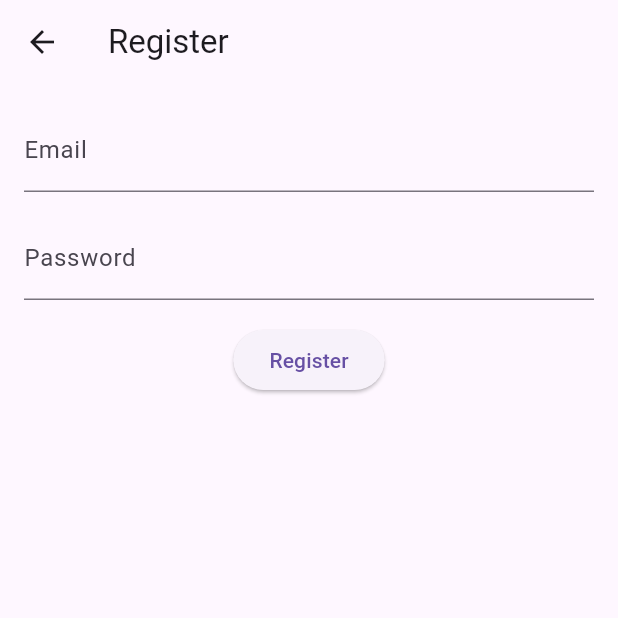
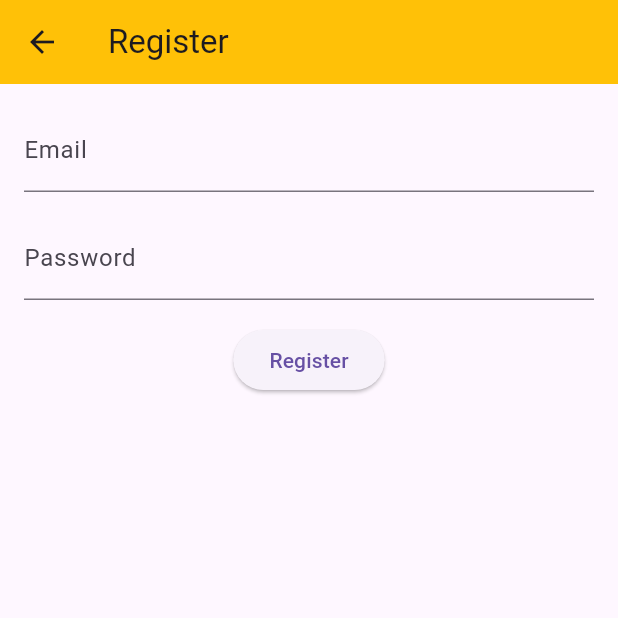
Before and after one commit to xtul9/notes, a Flutter app: the screen it shows after launch, after a tap on "Register", on a phone screen of 412 x 824 dp, the top half of it. Run offline on Flutter 3.47's test engine with Material 3 defaults, Android fonts, the phone set to English and light mode, and no system bars; our stand-ins replace cloud_firestore, firebase_auth, firebase_core; accounts and stored records are empty; network calls fail.

Commit message:
theme tweaks

```diff
--- a/lib/auth/login_screen.dart
+++ b/lib/auth/login_screen.dart
@@ -32,6 +32,7 @@ class LoginScreen extends StatelessWidget {
       textDirection: TextDirection.ltr,
       child: Scaffold(
         appBar: AppBar(
+          backgroundColor: Colors.amber,
           title: Text(AppLocalizations.of(context)!.login),
         ),
         body: Center(
--- a/lib/auth/register_screen.dart
+++ b/lib/auth/register_screen.dart
@@ -55,6 +55,7 @@ class RegisterScreen extends StatelessWidget {
   Widget build(BuildContext context) {
     return Scaffold(
       appBar: AppBar(
+        backgroundColor: Colors.amber,
         title: Text(AppLocalizations.of(context)!.register),
       ),
       body: Padding(
--- a/lib/home/home_screen.dart
+++ b/lib/home/home_screen.dart
@@ -156,16 +156,16 @@ class _HomeScreenState extends State<HomeScreen> {
   Widget build(BuildContext context) {
     return Scaffold(
       appBar: AppBar(
-        backgroundColor: Theme.of(context).colorScheme.primary,
+        backgroundColor: Colors.amber,
         title: Text(AppLocalizations.of(context)!.notes),
         actions: <Widget>[
           IconButton(
-            icon: const Icon(Icons.delete, color: Colors.white),
+            icon: const Icon(Icons.delete),
             onPressed: _clearNotes,
             tooltip: AppLocalizations.of(context)!.clearNotes,
           ),
           IconButton(
-            icon: const Icon(Icons.logout, color: Colors.white),
+            icon: const Icon(Icons.logout),
             onPressed: _logout,
             tooltip: AppLocalizations.of(context)!.logout,
           ),
--- a/lib/main.dart
+++ b/lib/main.dart
@@ -22,10 +22,6 @@ void main() async {
     supportedLocales: const [Locale('en', ''), Locale('pl', '')],
     onGenerateTitle: (BuildContext context) =>
         AppLocalizations.of(context)!.appTitle,
-    theme: ThemeData(
-      primarySwatch: Colors.amber,
-      visualDensity: VisualDensity.adaptivePlatformDensity,
-    ),
     home: App(),
   ));
 }
```
